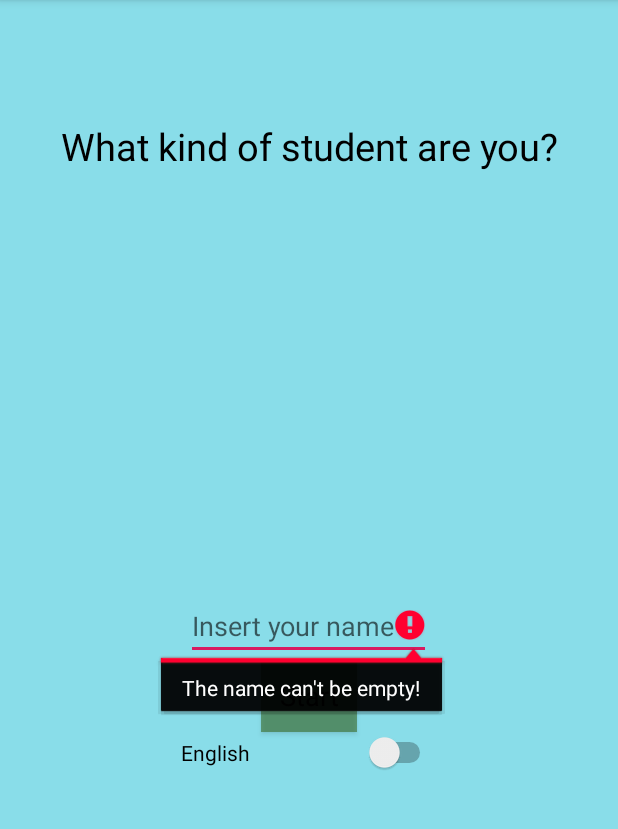
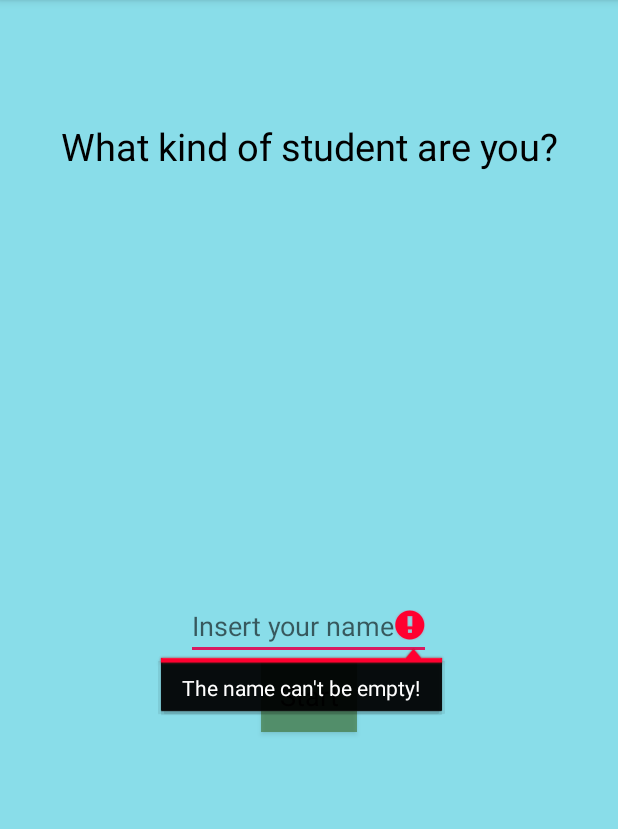
Before and after one commit to dorshamir55/StudentPersonalityQuizApp, an Android app: the screen it shows after launch (MainActivity), after a tap on "Start", on a phone screen of 412 x 824 dp, the part 84-913 px from its top. Run offline under Robolectric (Android 15) with nearby library versions, the phone set to English and light mode, and no system bars.

Commit message:
block new line in name text, added ring loadbar , added background for app

```diff
--- a/app/src/main/java/com/example/studentpersonalityquizapp/MainActivity.java
+++ b/app/src/main/java/com/example/studentpersonalityquizapp/MainActivity.java
@@ -28,7 +28,7 @@ public class MainActivity extends AppCompatActivity {
         setContentView(R.layout.activity_main);
         startButton = (Button) (findViewById(R.id.btn_start));
         nameEditText = (EditText) (findViewById(R.id.editText_studentName));
-        langSwitch = (Switch) (findViewById(R.id.switchLang));
+//        langSwitch = (Switch) (findViewById(R.id.switchLang));
 //        langSwitch.setOnCheckedChangeListener(new CompoundButton.OnCheckedChangeListener() {
 //            @Override
 //            public void onCheckedChanged(CompoundButton buttonView, boolean change) {
@@ -48,7 +48,7 @@ public class MainActivity extends AppCompatActivity {
             @Override
             public void onClick(View v) {
                 if (nameEditText.getText().toString().equals("")) {
-                    nameEditText.setError("The name can't be empty!");
+                    nameEditText.setError(getString(R.string.check_editText));
                 } else {
                     startQuiz();
                 }
--- a/app/src/main/java/com/example/studentpersonalityquizapp/ResultActivity.java
+++ b/app/src/main/java/com/example/studentpersonalityquizapp/ResultActivity.java
@@ -66,7 +66,7 @@ public class ResultActivity extends AppCompatActivity {
         @Override
         protected String doInBackground(Integer... integers) {
             for (int i = 0; i <= integers[0]; i++) {
-                publishProgress(i);
+                publishProgress(i*100/integers[0]);
                 try {
                     Thread.sleep(100);
                 } catch (InterruptedException e) {
--- a/app/src/main/res/layout/activity_main.xml
+++ b/app/src/main/res/layout/activity_main.xml
@@ -21,7 +21,8 @@
         android:layout_height="wrap_content"
         android:layout_gravity="center"
         android:layout_marginTop="250dp"
-        android:hint="@string/student_name" />
+        android:hint="@string/student_name"
+        android:inputType="text"/> <!--//one line only-->
 
     <Button
         android:id="@+id/btn_start"
@@ -33,12 +34,12 @@
         android:clickable="false"
         android:text="@string/start_btn" />
 
-    <Switch
-        android:id="@+id/switchLang"
-        android:layout_width="wrap_content"
-        android:layout_height="wrap_content"
-        android:layout_gravity="center"
-        android:hint="@string/pick_lang"
-        android:text="@string/switch_lang" />
+<!--    <Switch-->
+<!--        android:id="@+id/switchLang"-->
+<!--        android:layout_width="wrap_content"-->
+<!--        android:layout_height="wrap_content"-->
+<!--        android:layout_gravity="center"-->
+<!--        android:hint="@string/pick_lang"-->
+<!--        android:text="@string/switch_lang" />-->
 
 </LinearLayout>
--- a/app/src/main/res/layout/activity_result.xml
+++ b/app/src/main/res/layout/activity_result.xml
@@ -30,10 +30,13 @@
 
     <ProgressBar
         android:id="@+id/progressBar_result"
+        style="@style/Widget.AppCompat.ProgressBar.Horizontal"
         android:layout_width="match_parent"
         android:layout_height="100dp"
         android:layout_below="@id/textView_score"
-        android:layout_marginTop="100dp" />
+        android:layout_marginTop="100dp"
+        android:progress="10"
+        android:progressDrawable="@drawable/circle"/>
 
 
     <TextView
--- a/app/src/main/res/values/strings.xml
+++ b/app/src/main/res/values/strings.xml
@@ -15,4 +15,5 @@
     <string name="result2">You\'re an average student! You\'re like any student, Follows the courses learned enough to get the degree</string>
     <string name="result3">You\'re a really bad student! You\'re such a bad student With such an approach, we hope for you to successfully complete the degree</string>
     <string name="pb_Status">GL with the degree!</string>
+    <string name="check_editText">The name can\'t be empty!</string>
 </resources>
```
Also changed, not shown: 1 other file.
